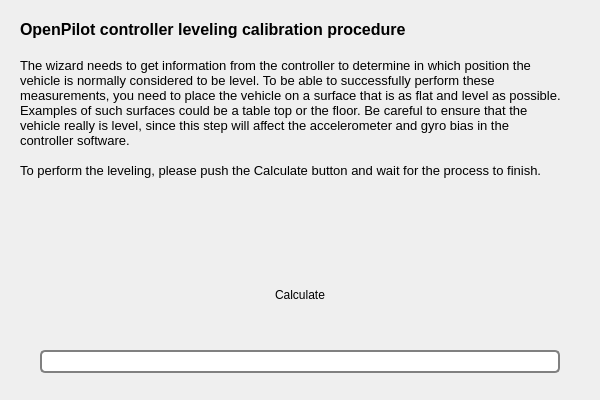
The window that ground/openpilotgcs/src/plugins/setupwizard/pages/levellingpage.ui (openpilot/OpenPilot) describes before a commit, drawn with Qt 5.
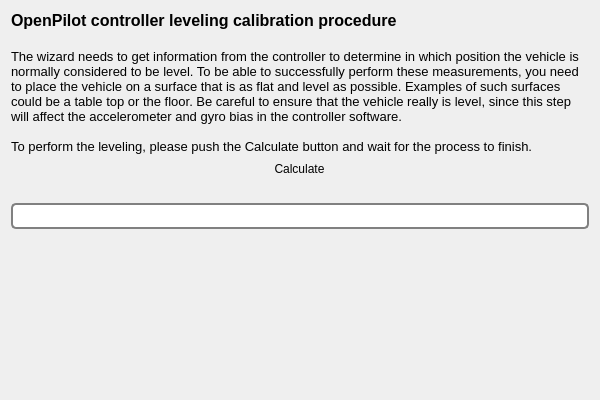
The same window after the commit. Icons and pictures are not drawn.

Commit message: GCS-Added layouts to new wiz

What changed in the file:
```diff
--- a/ground/openpilotgcs/src/plugins/setupwizard/pages/levellingpage.ui
+++ b/ground/openpilotgcs/src/plugins/setupwizard/pages/levellingpage.ui
@@ -13,15 +13,9 @@
   <property name="windowTitle">
    <string>WizardPage</string>
   </property>
+  <layout class="QVBoxLayout" name="verticalLayout">
+   <item>
   <widget class="QLabel" name="label">
-   <property name="geometry">
-    <rect>
-     <x>20</x>
-     <y>20</y>
-     <width>541</width>
-     <height>241</height>
-    </rect>
-   </property>
    <property name="text">
     <string>&lt;!DOCTYPE HTML PUBLIC &quot;-//W3C//DTD HTML 4.0//EN&quot; &quot;http://www.w3.org/TR/REC-html40/strict.dtd&quot;&gt;
 &lt;html&gt;&lt;head&gt;&lt;meta name=&quot;qrichtext&quot; content=&quot;1&quot; /&gt;&lt;style type=&quot;text/css&quot;&gt;
@@ -40,15 +34,11 @@
     <bool>true</bool>
    </property>
   </widget>
+   </item>
+   <item>
+    <layout class="QHBoxLayout" name="horizontalLayout">
+     <item>
   <widget class="QToolButton" name="levelButton">
-   <property name="geometry">
-    <rect>
-     <x>200</x>
-     <y>260</y>
-     <width>200</width>
-     <height>70</height>
-    </rect>
-   </property>
    <property name="toolTip">
     <string>Calculate gyro and accelerometer bias</string>
    </property>
@@ -70,15 +60,20 @@
     </size>
    </property>
   </widget>
+     </item>
+    </layout>
+   </item>
+   <item>
+    <widget class="QLabel" name="progressLabel">
+     <property name="text">
+      <string/>
+     </property>
+    </widget>
+   </item>
+   <item>
+    <layout class="QHBoxLayout" name="horizontalLayout_2">
+     <item>
   <widget class="QProgressBar" name="levellinProgressBar">
-   <property name="geometry">
-    <rect>
-     <x>40</x>
-     <y>350</y>
-     <width>520</width>
-     <height>23</height>
-    </rect>
-   </property>
    <property name="styleSheet">
     <string notr="true">QProgressBar {
      border: 2px solid grey;
@@ -98,24 +93,23 @@
     <string/>
    </property>
   </widget>
-  <widget class="QLabel" name="progressLabel">
-   <property name="geometry">
-    <rect>
-     <x>42</x>
-     <y>330</y>
-     <width>511</width>
-     <height>16</height>
-    </rect>
-   </property>
-   <property name="font">
-    <font>
-     <pointsize>10</pointsize>
-    </font>
-   </property>
-   <property name="text">
-    <string/>
-   </property>
-  </widget>
+     </item>
+    </layout>
+   </item>
+   <item>
+    <spacer name="verticalSpacer">
+     <property name="orientation">
+      <enum>Qt::Vertical</enum>
+     </property>
+     <property name="sizeHint" stdset="0">
+      <size>
+       <width>20</width>
+       <height>40</height>
+      </size>
+     </property>
+    </spacer>
+   </item>
+  </layout>
  </widget>
  <resources>
   <include location="../wizardResources.qrc"/>
```
Lines whose indentation alone changed are shown as unchanged. The commit also changes 14 other files.
